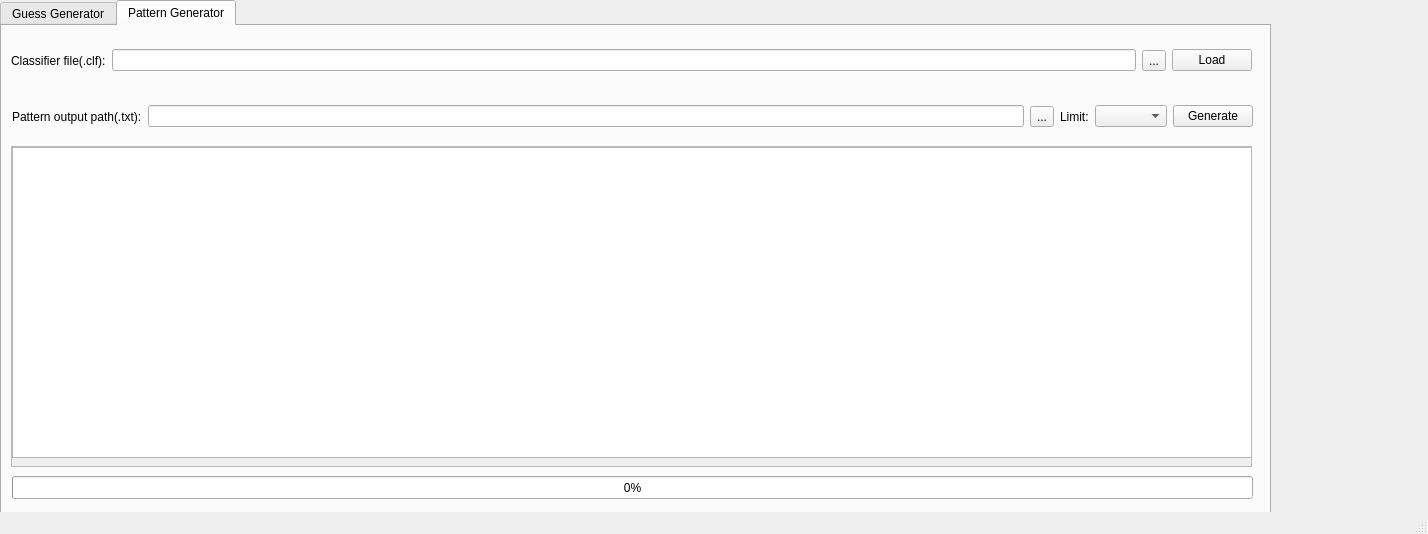
This is ui/test.ui in PadishahIII/RFGuess as Qt 5 draws it before an edit. The edited form follows.
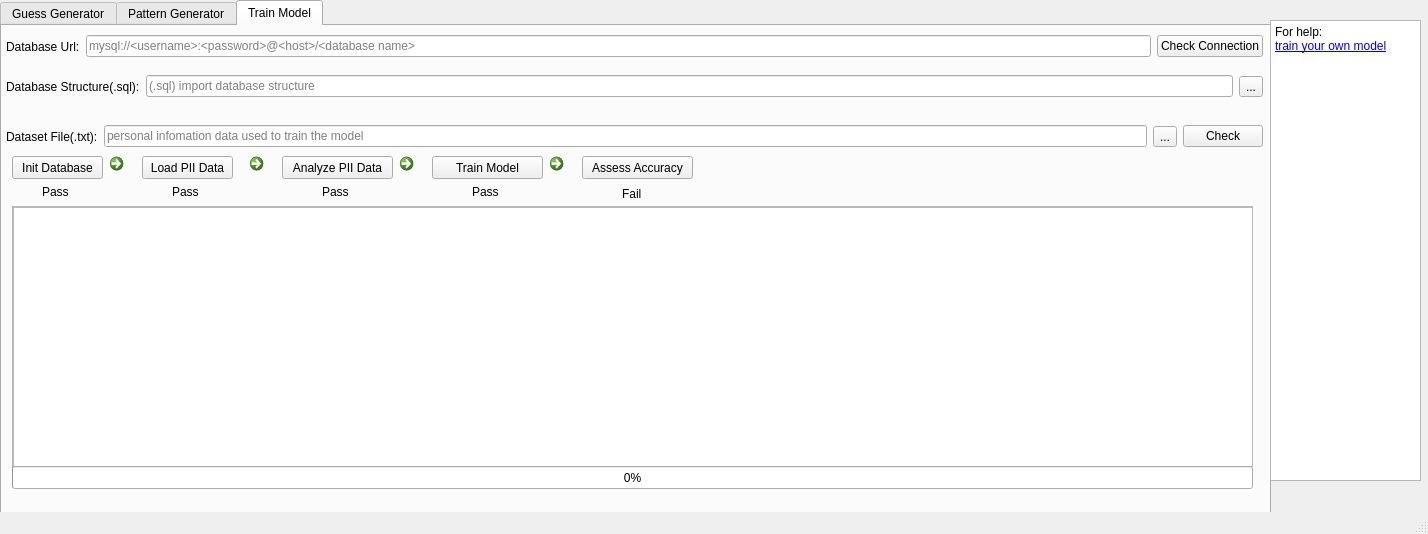
This is the edited form.

```diff
--- a/ui/test.ui
+++ b/ui/test.ui
@@ -24,7 +24,7 @@
      </rect>
     </property>
     <property name="currentIndex">
-     <number>1</number>
+     <number>2</number>
     </property>
     <widget class="QWidget" name="tab">
      <attribute name="title">
@@ -512,6 +512,378 @@
       </property>
      </widget>
     </widget>
+    <widget class="QWidget" name="tab_3">
+     <attribute name="title">
+      <string>Train Model</string>
+     </attribute>
+     <widget class="QWidget" name="horizontalLayoutWidget">
+      <property name="geometry">
+       <rect>
+        <x>0</x>
+        <y>0</y>
+        <width>1261</width>
+        <height>41</height>
+       </rect>
+      </property>
+      <layout class="QHBoxLayout" name="horizontalLayout_19">
+       <item>
+        <widget class="QLabel" name="label_11">
+         <property name="text">
+          <string>Database Url:</string>
+         </property>
+         <property name="indent">
+          <number>4</number>
+         </property>
+        </widget>
+       </item>
+       <item>
+        <widget class="QLineEdit" name="databaseUrlEdit">
+         <property name="placeholderText">
+          <string>mysql://&lt;username&gt;:&lt;password&gt;@&lt;host&gt;/&lt;database name&gt;</string>
+         </property>
+        </widget>
+       </item>
+       <item>
+        <widget class="QPushButton" name="checkDbConnBtn">
+         <property name="text">
+          <string>Check Connection</string>
+         </property>
+        </widget>
+       </item>
+      </layout>
+     </widget>
+     <widget class="QWidget" name="verticalLayoutWidget_4">
+      <property name="geometry">
+       <rect>
+        <x>10</x>
+        <y>180</y>
+        <width>1241</width>
+        <height>261</height>
+       </rect>
+      </property>
+      <layout class="QVBoxLayout" name="verticalLayout_4">
+       <item>
+        <widget class="QScrollArea" name="scrollArea_4">
+         <property name="widgetResizable">
+          <bool>true</bool>
+         </property>
+         <widget class="QWidget" name="scrollAreaWidgetContents_4">
+          <property name="geometry">
+           <rect>
+            <x>0</x>
+            <y>0</y>
+            <width>1237</width>
+            <height>257</height>
+           </rect>
+          </property>
+          <widget class="QTextBrowser" name="trainTabTextBrowser">
+           <property name="geometry">
+            <rect>
+             <x>0</x>
+             <y>0</y>
+             <width>1241</width>
+             <height>311</height>
+            </rect>
+           </property>
+          </widget>
+         </widget>
+        </widget>
+       </item>
+      </layout>
+     </widget>
+     <widget class="QProgressBar" name="trainTabProgressBar">
+      <property name="geometry">
+       <rect>
+        <x>10</x>
+        <y>440</y>
+        <width>1241</width>
+        <height>23</height>
+       </rect>
+      </property>
+      <property name="value">
+       <number>0</number>
+      </property>
+     </widget>
+     <widget class="QWidget" name="horizontalLayoutWidget_2">
+      <property name="geometry">
+       <rect>
+        <x>0</x>
+        <y>80</y>
+        <width>1261</width>
+        <height>61</height>
+       </rect>
+      </property>
+      <layout class="QHBoxLayout" name="horizontalLayout_20">
+       <item>
+        <widget class="QLabel" name="label_12">
+         <property name="text">
+          <string>Dataset File(.txt):</string>
+         </property>
+         <property name="indent">
+          <number>4</number>
+         </property>
+        </widget>
+       </item>
+       <item>
+        <widget class="QLineEdit" name="piiFileEdit">
+         <property name="placeholderText">
+          <string>personal infomation data used to train the model</string>
+         </property>
+        </widget>
+       </item>
+       <item>
+        <widget class="QToolButton" name="piiFileBrowser">
+         <property name="text">
+          <string>...</string>
+         </property>
+        </widget>
+       </item>
+       <item>
+        <widget class="QPushButton" name="piiFileCheckBtn">
+         <property name="text">
+          <string>Check</string>
+         </property>
+        </widget>
+       </item>
+      </layout>
+     </widget>
+     <widget class="QPushButton" name="initDatabaseBtn">
+      <property name="geometry">
+       <rect>
+        <x>10</x>
+        <y>130</y>
+        <width>91</width>
+        <height>23</height>
+       </rect>
+      </property>
+      <property name="text">
+       <string>Init Database</string>
+      </property>
+     </widget>
+     <widget class="QPushButton" name="loadPIIDataBtn">
+      <property name="geometry">
+       <rect>
+        <x>140</x>
+        <y>130</y>
+        <width>91</width>
+        <height>23</height>
+       </rect>
+      </property>
+      <property name="text">
+       <string>Load PII Data</string>
+      </property>
+     </widget>
+     <widget class="QPushButton" name="analyzePIIBtn">
+      <property name="geometry">
+       <rect>
+        <x>280</x>
+        <y>130</y>
+        <width>111</width>
+        <height>23</height>
+       </rect>
+      </property>
+      <property name="text">
+       <string>Analyze PII Data</string>
+      </property>
+     </widget>
+     <widget class="QWidget" name="horizontalLayoutWidget_3">
+      <property name="geometry">
+       <rect>
+        <x>0</x>
+        <y>40</y>
+        <width>1261</width>
+        <height>41</height>
+       </rect>
+      </property>
+      <layout class="QHBoxLayout" name="horizontalLayout_21">
+       <item>
+        <widget class="QLabel" name="label_13">
+         <property name="text">
+          <string>Database Structure(.sql):</string>
+         </property>
+         <property name="indent">
+          <number>4</number>
+         </property>
+        </widget>
+       </item>
+       <item>
+        <widget class="QLineEdit" name="sqlFileEdit">
+         <property name="placeholderText">
+          <string>(.sql) import database structure</string>
+         </property>
+        </widget>
+       </item>
+       <item>
+        <widget class="QToolButton" name="sqlFileBrowser">
+         <property name="text">
+          <string>...</string>
+         </property>
+        </widget>
+       </item>
+      </layout>
+     </widget>
+     <widget class="QPushButton" name="trainModelBtn">
+      <property name="geometry">
+       <rect>
+        <x>430</x>
+        <y>130</y>
+        <width>111</width>
+        <height>23</height>
+       </rect>
+      </property>
+      <property name="text">
+       <string>Train Model</string>
+      </property>
+     </widget>
+     <widget class="QPushButton" name="assessBtn">
+      <property name="geometry">
+       <rect>
+        <x>580</x>
+        <y>130</y>
+        <width>111</width>
+        <height>23</height>
+       </rect>
+      </property>
+      <property name="text">
+       <string>Assess Accuracy</string>
+      </property>
+     </widget>
+     <widget class="QCommandLinkButton" name="commandLinkButton">
+      <property name="geometry">
+       <rect>
+        <x>100</x>
+        <y>120</y>
+        <width>31</width>
+        <height>41</height>
+       </rect>
+      </property>
+      <property name="text">
+       <string/>
+      </property>
+     </widget>
+     <widget class="QCommandLinkButton" name="commandLinkButton_2">
+      <property name="geometry">
+       <rect>
+        <x>240</x>
+        <y>120</y>
+        <width>31</width>
+        <height>41</height>
+       </rect>
+      </property>
+      <property name="text">
+       <string/>
+      </property>
+     </widget>
+     <widget class="QCommandLinkButton" name="commandLinkButton_3">
+      <property name="geometry">
+       <rect>
+        <x>390</x>
+        <y>120</y>
+        <width>31</width>
+        <height>41</height>
+       </rect>
+      </property>
+      <property name="text">
+       <string/>
+      </property>
+     </widget>
+     <widget class="QCommandLinkButton" name="commandLinkButton_4">
+      <property name="geometry">
+       <rect>
+        <x>540</x>
+        <y>120</y>
+        <width>31</width>
+        <height>41</height>
+       </rect>
+      </property>
+      <property name="text">
+       <string/>
+      </property>
+     </widget>
+     <widget class="QLabel" name="initDatabaseStatusLabel">
+      <property name="geometry">
+       <rect>
+        <x>40</x>
+        <y>160</y>
+        <width>54</width>
+        <height>12</height>
+       </rect>
+      </property>
+      <property name="text">
+       <string>Pass</string>
+      </property>
+     </widget>
+     <widget class="QLabel" name="loadPIIDataStatusLabel">
+      <property name="geometry">
+       <rect>
+        <x>170</x>
+        <y>160</y>
+        <width>54</width>
+        <height>12</height>
+       </rect>
+      </property>
+      <property name="text">
+       <string>Pass</string>
+      </property>
+     </widget>
+     <widget class="QLabel" name="analyzePIIStatusLabel">
+      <property name="geometry">
+       <rect>
+        <x>320</x>
+        <y>160</y>
+        <width>54</width>
+        <height>12</height>
+       </rect>
+      </property>
+      <property name="text">
+       <string>Pass</string>
+      </property>
+     </widget>
+     <widget class="QLabel" name="trainModelStatusLabel">
+      <property name="geometry">
+       <rect>
+        <x>470</x>
+        <y>160</y>
+        <width>54</width>
+        <height>12</height>
+       </rect>
+      </property>
+      <property name="text">
+       <string>Pass</string>
+      </property>
+     </widget>
+     <widget class="QLabel" name="assessStatusLabel">
+      <property name="geometry">
+       <rect>
+        <x>620</x>
+        <y>160</y>
+        <width>54</width>
+        <height>16</height>
+       </rect>
+      </property>
+      <property name="text">
+       <string>Fail</string>
+      </property>
+     </widget>
+    </widget>
+   </widget>
+   <widget class="QTextBrowser" name="textBrowser_2">
+    <property name="geometry">
+     <rect>
+      <x>1270</x>
+      <y>20</y>
+      <width>151</width>
+      <height>461</height>
+     </rect>
+    </property>
+    <property name="html">
+     <string>&lt;!DOCTYPE HTML PUBLIC &quot;-//W3C//DTD HTML 4.0//EN&quot; &quot;http://www.w3.org/TR/REC-html40/strict.dtd&quot;&gt;
+&lt;html&gt;&lt;head&gt;&lt;meta name=&quot;qrichtext&quot; content=&quot;1&quot; /&gt;&lt;style type=&quot;text/css&quot;&gt;
+p, li { white-space: pre-wrap; }
+&lt;/style&gt;&lt;/head&gt;&lt;body style=&quot; font-family:'SimSun'; font-size:9pt; font-weight:400; font-style:normal;&quot;&gt;
+&lt;p style=&quot; margin-top:0px; margin-bottom:0px; margin-left:0px; margin-right:0px; -qt-block-indent:0; text-indent:0px;&quot;&gt;For help:&lt;/p&gt;
+&lt;p style=&quot; margin-top:0px; margin-bottom:0px; margin-left:0px; margin-right:0px; -qt-block-indent:0; text-indent:0px;&quot;&gt;&lt;a href=&quot;http://www.baidu.com&quot;&gt;&lt;span style=&quot; text-decoration: underline; color:#0000ff;&quot;&gt;train your own model&lt;/span&gt;&lt;/a&gt;&lt;/p&gt;&lt;/body&gt;&lt;/html&gt;</string>
+    </property>
    </widget>
   </widget>
   <widget class="QMenuBar" name="menubar">
```
